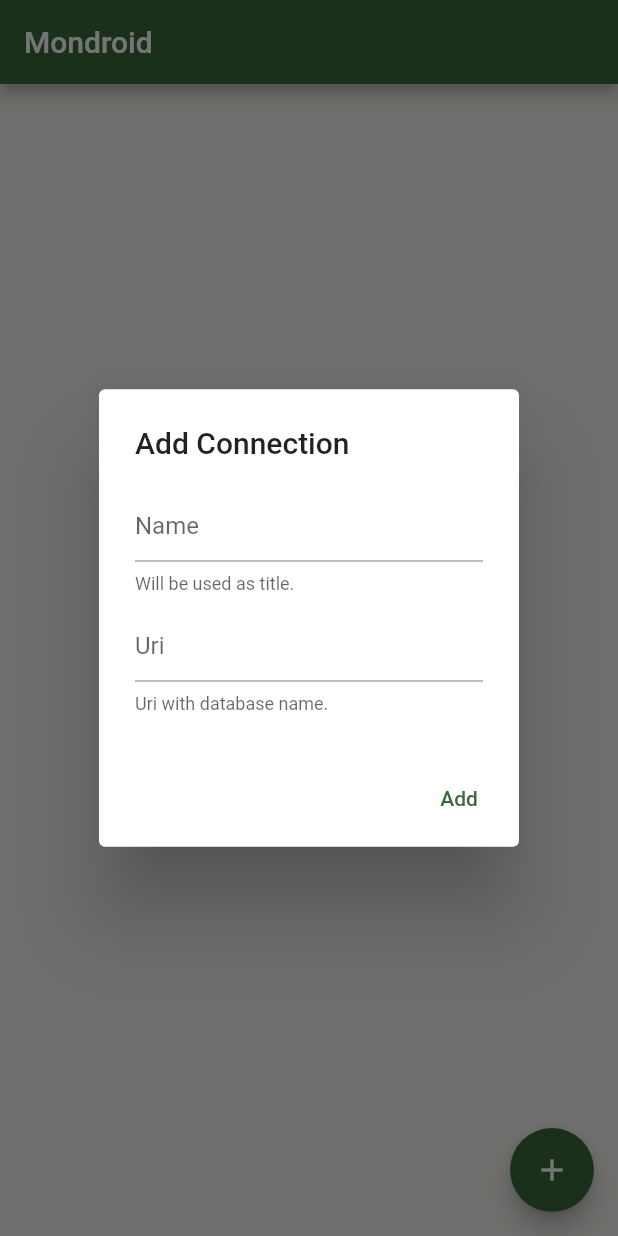
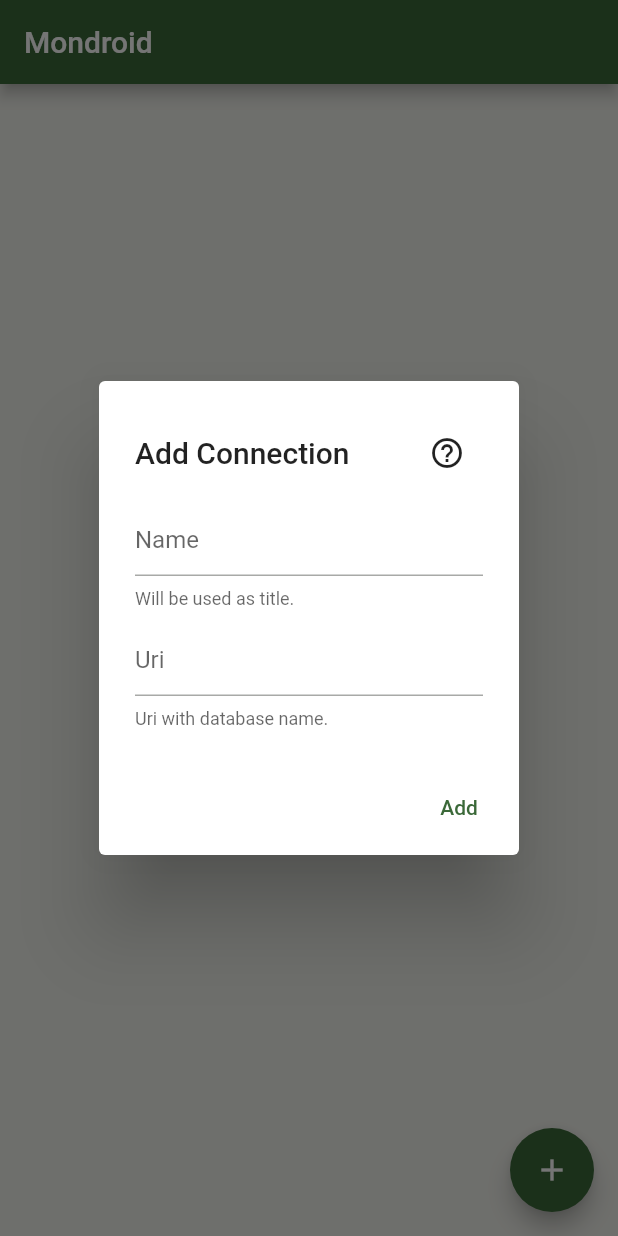
Before and after one commit to vedfi/mondroid, a Flutter app: the screen it shows after launch, after a tap on the "add" icon, on a phone screen of 412 x 824 dp. Run offline on Flutter 3.47's test engine with Material 2 defaults, Android fonts, the phone set to English and light mode, and no system bars; our stand-ins replace decimal, flutter_spinkit, fluttertoast, infinite_scroll_pagination, shared_preferences; missing offline and left inert: mongo_dart, rational.

Commit message:
v1.0.4b6
Help button added to connection dialog.
Url launcher plugin integrated to open web page.

```diff
--- a/lib/pages/home.dart
+++ b/lib/pages/home.dart
@@ -1,12 +1,14 @@
 import 'dart:convert';
 import 'package:flutter/cupertino.dart';
 import 'package:flutter/material.dart';
+import 'package:fluttertoast/fluttertoast.dart';
 import 'package:mondroid/models/connection.dart';
 import 'package:mondroid/widgets/confirmdialog.dart';
 import 'package:mondroid/widgets/loadable.dart';
 import 'package:mondroid/services/mongoservice.dart';
 import 'package:mondroid/widgets/connectiontile.dart';
 import 'package:shared_preferences/shared_preferences.dart';
+import 'package:url_launcher/url_launcher.dart';
 
 import '../models/selectable.dart';
 
@@ -24,6 +26,7 @@ class HomeState extends State<Home> {
   final TextEditingController _nameController = TextEditingController();
   final TextEditingController _uriController = TextEditingController();
   List<Selectable<Connection>> connections = <Selectable<Connection>>[];
+  final Uri _url = Uri.parse('https://vedfi.com.tr/mondroid/troubleshoot');
 
   void reorder(int old_index, int new_index) {
     setState(() {
@@ -32,6 +35,12 @@ class HomeState extends State<Home> {
       connections.insert(new_index, item);
     });
     saveConnections();
+  }
+
+  Future<void> openUrl() async {
+    if (!await launchUrl(_url)) {
+      Fluttertoast.showToast(msg: 'Could not launch $_url');
+    }
   }
 
   Future<void> deleteDialog() async {
@@ -77,9 +86,20 @@ class HomeState extends State<Home> {
         context: context,
         builder: (ctx) {
           return AlertDialog(
-            title: isAddDialog
+            contentPadding: const EdgeInsets.fromLTRB(24, 10, 24, 20),
+            title: Row(
+              mainAxisAlignment: MainAxisAlignment.spaceBetween,
+              crossAxisAlignment: CrossAxisAlignment.center,
+              children: [
+                isAddDialog
                     ? const Text('Add Connection')
                     : const Text('Edit Connection'),
+                IconButton(
+                    onPressed: openUrl,
+                    tooltip: 'Help',
+                    icon: const Icon(Icons.help_outline, size: 24, ))
+              ],
+            ),
             content: Column(
               crossAxisAlignment: CrossAxisAlignment.stretch,
               mainAxisSize: MainAxisSize.min,
@@ -119,7 +139,7 @@ class HomeState extends State<Home> {
             ],
           );
         });
-      if(index >= 0){
+    if (index >= 0) {
       setState(() {
         connections[index].isSelected = false;
       });
--- a/pubspec.yaml
+++ b/pubspec.yaml
@@ -15,7 +15,7 @@ publish_to: 'none' # Remove this line if you wish to publish to pub.dev
 # In iOS, build-name is used as CFBundleShortVersionString while build-number used as CFBundleVersion.
 # Read more about iOS versioning at
 # https://developer.apple.com/library/archive/documentation/General/Reference/InfoPlistKeyReference/Articles/CoreFoundationKeys.html
-version: 1.0.3+5
+version: 1.0.4+6
 
 environment:
   sdk: ">=2.16.1 <3.0.0"
@@ -41,6 +41,7 @@ dependencies:
   infinite_scroll_pagination: ^3.1.0
   rational: ^2.2.0
   decimal: ^2.3.2
+  url_launcher: ^6.1.14
 
 dev_dependencies:
   flutter_test:
```
Also changed, not shown: pubspec.lock, 1 other file. Lines whose indentation alone changed are shown as unchanged.
